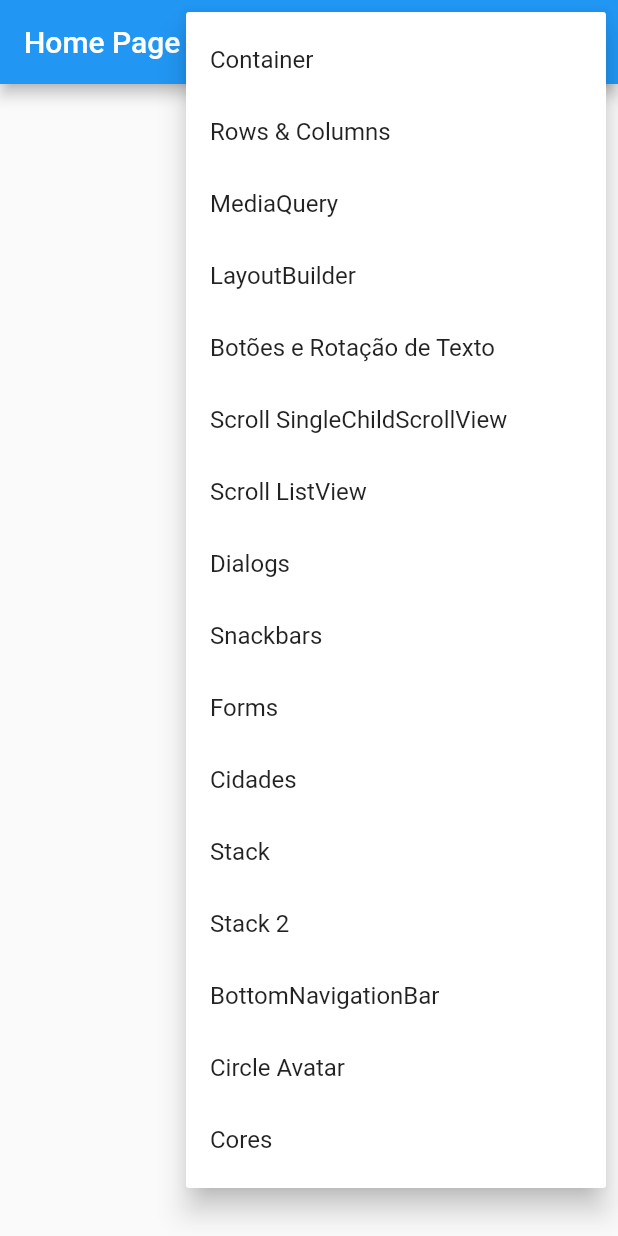
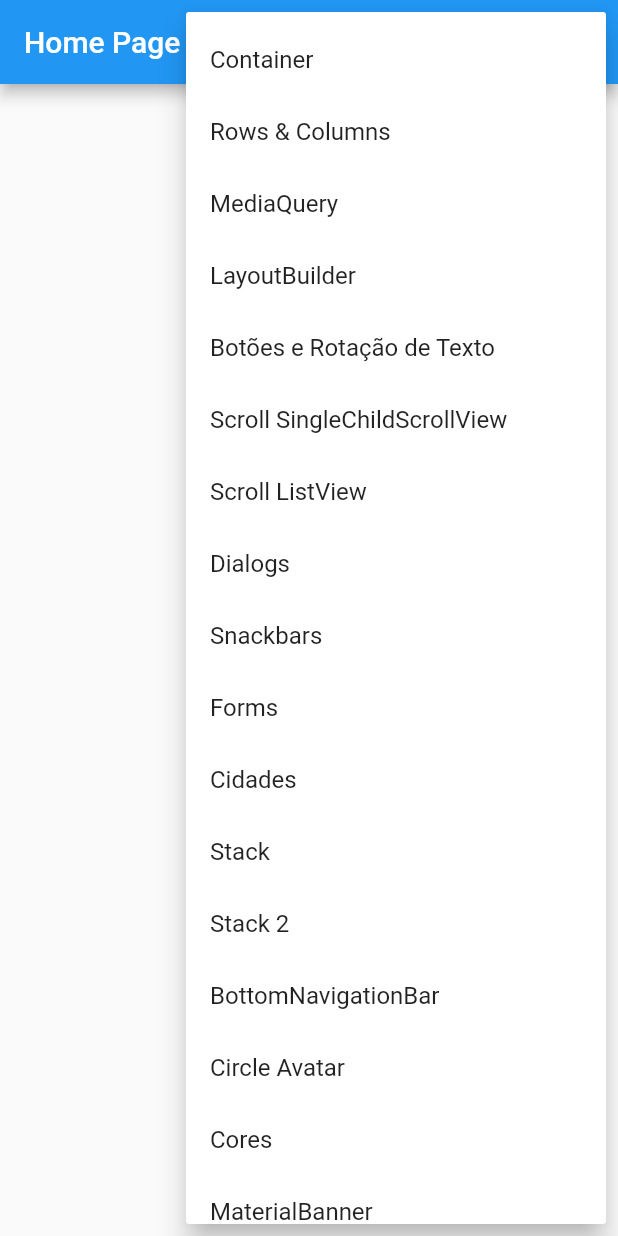
Before and after one commit to jdaibello/academia-do-flutter-modulos-flutter, a Flutter app: the screen it shows after launch, after a tap on the "more vert" icon, on a phone screen of 412 x 824 dp. Run offline on Flutter 3.47's test engine with Material 2 defaults, Android fonts, the phone set to English and light mode, and no system bars; our stand-ins replace device_preview.

Commit message:
feat: add MaterialBanner

```diff
--- a/flutter_primeiro_projeto/lib/main.dart
+++ b/flutter_primeiro_projeto/lib/main.dart
@@ -12,6 +12,7 @@ import 'package:flutter_primeiro_projeto/pages/dialogs/dialogs_page.dart';
 import 'package:flutter_primeiro_projeto/pages/forms/forms_page.dart';
 import 'package:flutter_primeiro_projeto/pages/home/home_page.dart';
 import 'package:flutter_primeiro_projeto/pages/layout_builder/layout_builder_page.dart';
+import 'package:flutter_primeiro_projeto/pages/material_banner/material_banner_page.dart';
 import 'package:flutter_primeiro_projeto/pages/media_query/media_query_page.dart';
 import 'package:flutter_primeiro_projeto/pages/rows_columns/rows_columns_page.dart';
 import 'package:flutter_primeiro_projeto/pages/scrolls/list_view_page.dart';
@@ -65,6 +66,7 @@ class MyApp extends StatelessWidget {
         '/bottom_navigation_bar': (_) => const BottomNavigationBarPage(),
         '/circle_avatar': (_) => const CircleAvatarPage(),
         '/colors': (_) => const ColorsPage(),
+        '/material_banner': (_) => const MaterialBannerPage(),
       },
     );
   }
--- a/flutter_primeiro_projeto/lib/pages/home/home_page.dart
+++ b/flutter_primeiro_projeto/lib/pages/home/home_page.dart
@@ -17,6 +17,7 @@ enum PopupMenuPages {
   bottomNavigationBar,
   circleAvatar,
   colors,
+  materialBanner,
 }
 
 class HomePage extends StatelessWidget {
@@ -81,6 +82,9 @@ class HomePage extends StatelessWidget {
                   break;
                 case PopupMenuPages.colors:
                   Navigator.of(context).pushNamed('/colors');
+                  break;
+                case PopupMenuPages.materialBanner:
+                  Navigator.of(context).pushNamed('/material_banner');
                   break;
               }
             },
@@ -150,6 +154,10 @@ class HomePage extends StatelessWidget {
                   value: PopupMenuPages.colors,
                   child: Text('Cores'),
                 ),
+                const PopupMenuItem<PopupMenuPages>(
+                  value: PopupMenuPages.materialBanner,
+                  child: Text('MaterialBanner'),
+                ),
               ];
             },
           ),
```
Also changed, not shown: flutter_primeiro_projeto/lib/pages/material_banner/material_banner_page.dart (added, +48 -0 lines).
